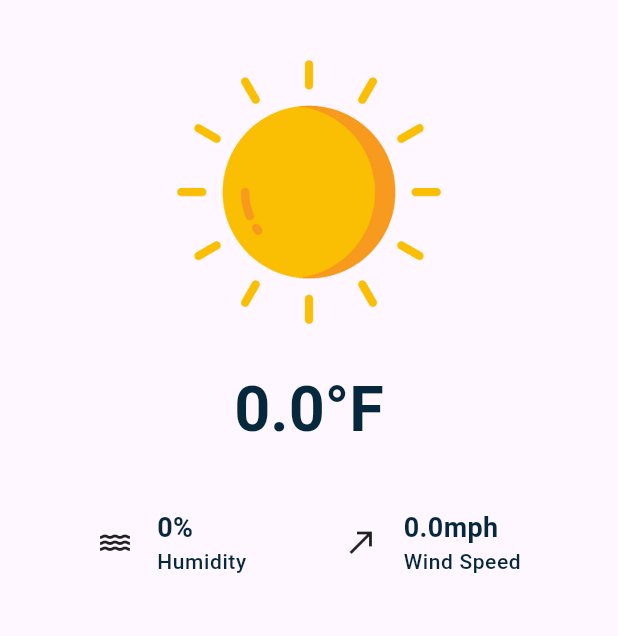
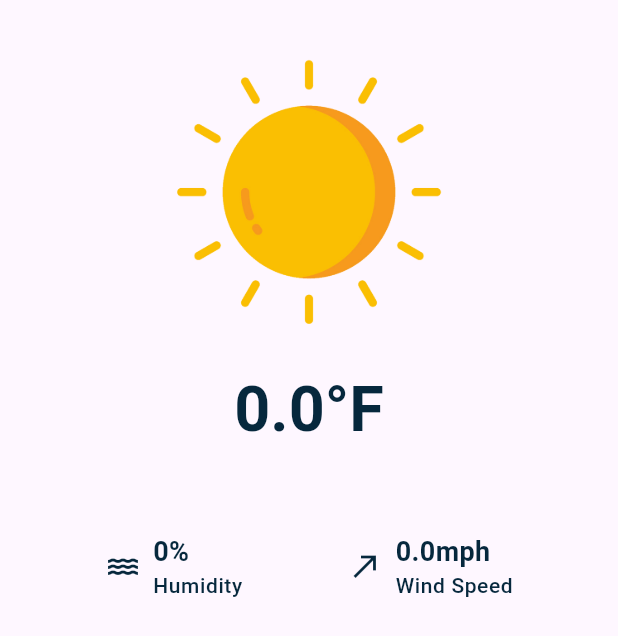
Before and after one commit to paulosabaini/flutter_weather, a Flutter app: the WeatherPopulated widget shown alone on an empty page, opened directly with empty values, on a phone screen of 412 x 824 dp. Shown: the top 636 px of the screen. Run offline on Flutter 3.47's test engine with Material 2 defaults, Android fonts, the phone set to English and light mode, and no system bars; our stand-ins replace bloc, equatable, flutter_bloc, hydrated_bloc.

Commit message:
layout adjustments

```diff
--- a/lib/app.dart
+++ b/lib/app.dart
@@ -28,6 +28,7 @@ class WeatherAppView extends StatelessWidget {
     return MaterialApp(
       theme: ThemeData(
         primaryColor: primaryColor,
+        iconTheme: const IconThemeData(color: primaryColor),
         fontFamily: 'Roboto',
         textTheme: const TextTheme(
           bodySmall: TextStyle(
--- a/lib/weather/widgets/weather_populated.dart
+++ b/lib/weather/widgets/weather_populated.dart
@@ -31,7 +31,7 @@ class WeatherPopulated extends StatelessWidget {
           style: Theme.of(context).textTheme.bodyMedium,
         ),
         const SizedBox(
-          height: 16,
+          height: 32,
         ),
         Row(
           mainAxisAlignment: MainAxisAlignment.spaceEvenly,
@@ -58,10 +58,11 @@ class _WeatherHumidity extends StatelessWidget {
       children: [
         const Icon(Icons.water),
         const SizedBox(
-          width: 16,
+          width: 8,
         ),
         Column(
           crossAxisAlignment: CrossAxisAlignment.start,
+          mainAxisAlignment: MainAxisAlignment.center,
           children: [
             Text(
               '$humidity%',
@@ -89,7 +90,7 @@ class _WeatherWindSpeed extends StatelessWidget {
       children: [
         const Icon(Icons.north_east),
         const SizedBox(
-          width: 16,
+          width: 8,
         ),
         Column(
           crossAxisAlignment: CrossAxisAlignment.start,
@@ -116,7 +117,7 @@ extension on Weather {
 
   String formattedWindSpeed(TemperatureUnits units) {
     final speed = units.isCelsius ? windSpeed * 3.6 : windSpeed;
-    return '''${speed.toStringAsPrecision(2)}${units.isCelsius ? 'KM/h' : 'mph'}''';
+    return '''${speed.toStringAsPrecision(2)}${units.isCelsius ? 'Km/h' : 'mph'}''';
   }
 }
 
--- a/lib/weather/widgets/weather_search_bar.dart
+++ b/lib/weather/widgets/weather_search_bar.dart
@@ -42,7 +42,7 @@ class _WeatherSearchBarState extends State<WeatherSearchBar> {
           ),
           suffixIcon: CircleAvatar(
             radius: 25,
-            backgroundColor: const Color.fromARGB(255, 199, 220, 234),
+            backgroundColor: const Color.fromARGB(255, 224, 246, 252),
             child: IconButton(
               onPressed: () async {
                 await context.read<WeatherCubit>().fetchWeather(_text);
```
Also changed, not shown: packages/open_weather_api/lib/src/models/weather.g.dart.
